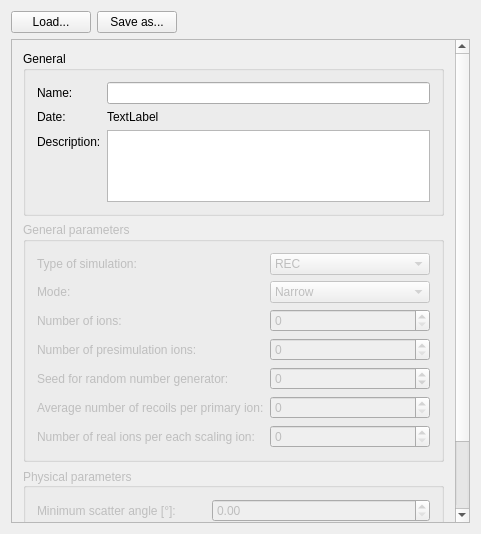
This is ui_files/ui_request_simulation_settings.ui in JYU-IBA/potku as Qt 5 draws it before an edit. The edited form follows.
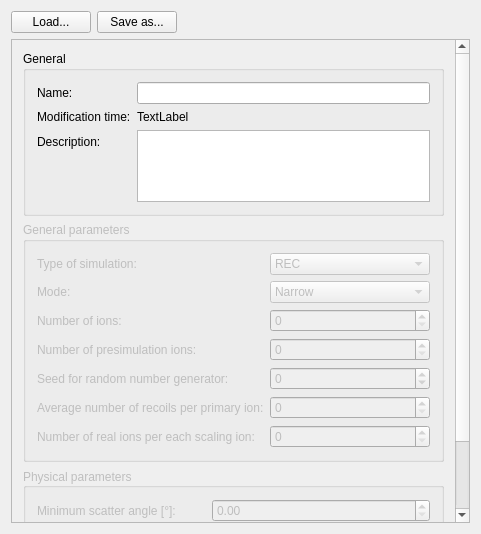
This is the edited form.

Commit message: Changed the name of the modification time from date to modification time in the settings dialogs. Profile modification time is shown.

Patch:
```diff
--- a/ui_files/ui_request_simulation_settings.ui
+++ b/ui_files/ui_request_simulation_settings.ui
@@ -168,7 +168,7 @@
                  </size>
                 </property>
                 <property name="text">
-                 <string>Date:</string>
+                 <string>Modification time:</string>
                 </property>
                </widget>
               </item>
```
The commit also changes 7 other files.
